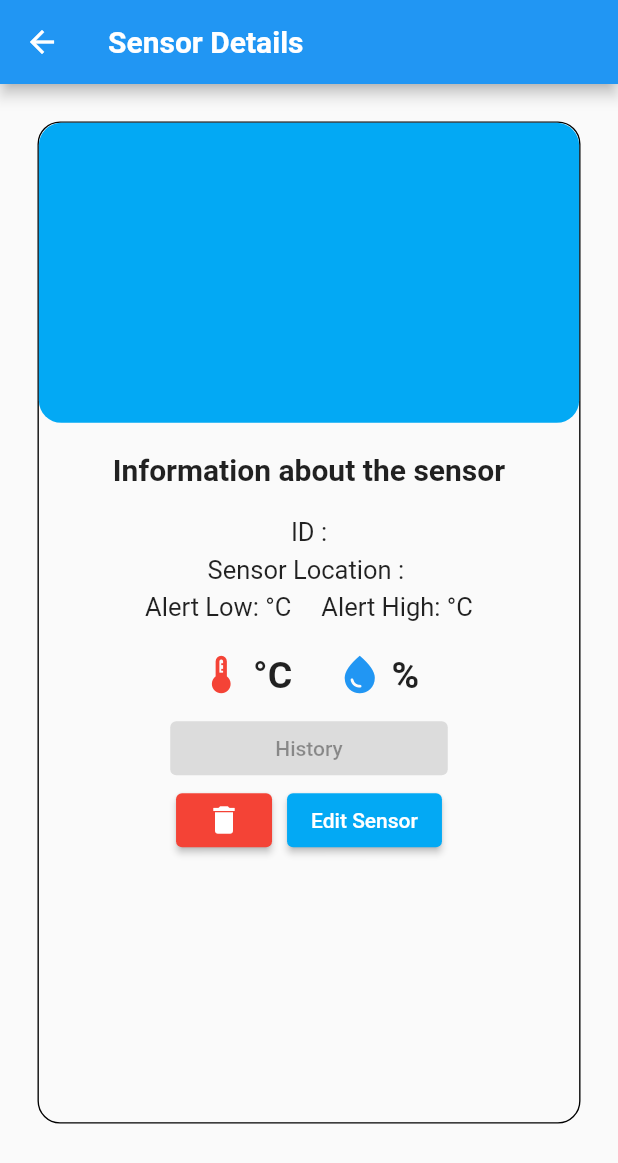
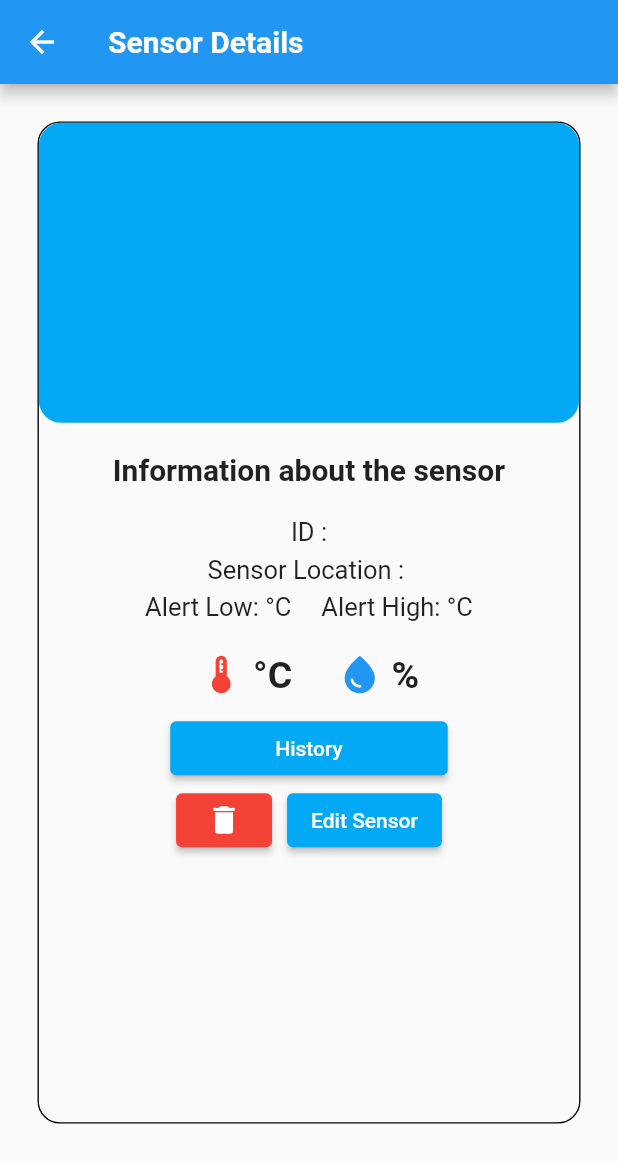
Before and after one commit to MoncefBnk/my-l3-project, a Flutter app: the SensorDetails screen opened directly with empty values, on a phone screen of 412 x 824 dp. Shown: the top 1163 px of the screen. Run offline on Flutter 3.47's test engine with Material 2 defaults, Android fonts, the light colour scheme and no system bars; our stand-ins replace cloud_firestore, firebase_auth, firebase_core, flutter_slidable, google_fonts, quickalert; missing offline and left inert: chart_sparkline; accounts and stored records are empty; network calls fail; Roboto replaces fonts that are missing (Cairo).

Commit message:
details page updated

```diff
--- a/lib/pages/sensor_details2.dart
+++ b/lib/pages/sensor_details2.dart
@@ -144,8 +144,12 @@ class _SensorDetails extends State<SensorDetails> {
                         SizedBox(
                           width: 185,
                           child: ElevatedButton(
-                            onPressed: null,
+                            onPressed: () {
+                              return null;
+                            },
                             child: Text('History'),
+                            style: ElevatedButton.styleFrom(
+                                backgroundColor: Colors.lightBlue),
                           ),
                         ),
                         Row(
```
